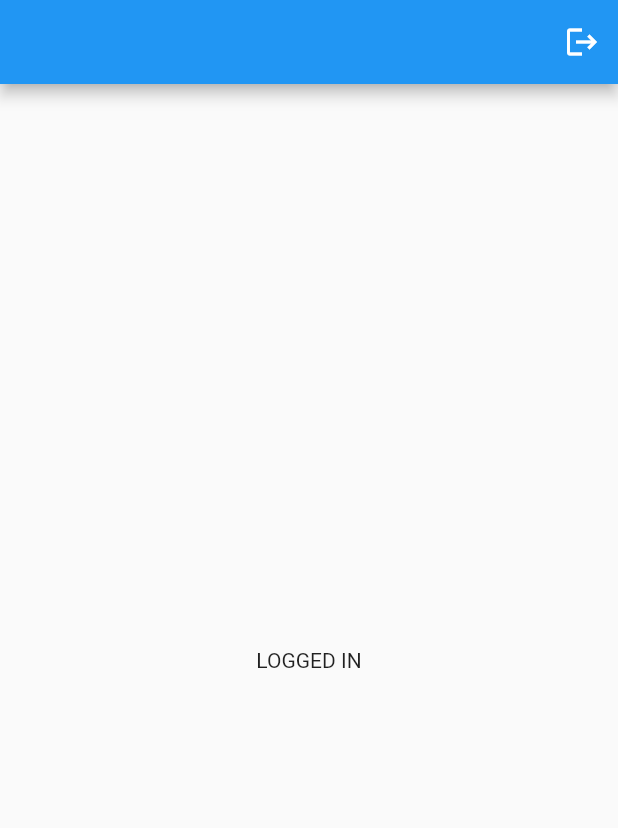
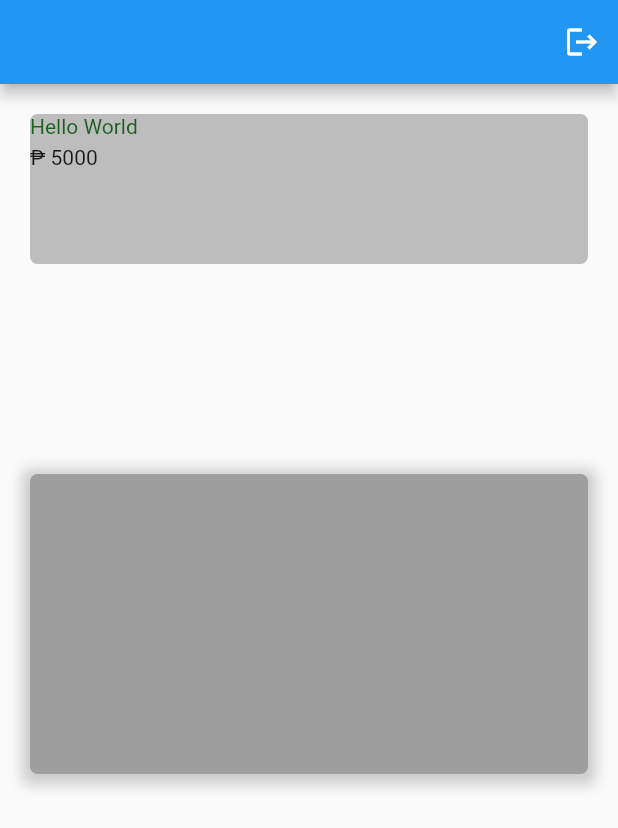
Before and after one commit to andreimiranda0121/CSE20, a Flutter app: the screen it shows once a user with an empty profile is signed in, after a tap on the "logout" icon, on a phone screen of 412 x 824 dp. Shown: the top 828 px of the screen. Run offline on Flutter 3.47's test engine with Material 2 defaults, Android fonts, the light colour scheme and no system bars; our stand-ins replace firebase_auth, firebase_core, google_sign_in; accounts and stored records are empty; network calls fail.

Commit message:
third commit

```diff
--- a/lib/components/confirm_password.dart
+++ /dev/null
@@ -1,44 +0,0 @@
-import 'package:flutter/material.dart';
-
-class ConfirmPasswordText extends StatelessWidget {
-  final TextEditingController controller;
-  final String hintText;
-  final bool autoCorrect;
-  final bool suggestion;
-  final bool obscureText;
-
-  const ConfirmPasswordText({
-    super.key,
-    required this.controller,
-    required this.hintText,
-    required this.obscureText,
-    required this.autoCorrect,
-    required this.suggestion,
-  });
-
-  @override
-  Widget build(BuildContext context) {
-    return Padding(
-      padding: const EdgeInsets.symmetric(horizontal: 25.0),
-      child: TextField(
-        controller: controller,
-        obscureText: obscureText,
-        autocorrect: autoCorrect,
-        enableSuggestions: suggestion,
-        decoration: InputDecoration(
-          hintText: hintText,
-          enabledBorder: const OutlineInputBorder(
-            borderSide: BorderSide(
-              color: Colors.black,
-            ),
-          ),
-          focusedBorder: const OutlineInputBorder(
-            borderSide: BorderSide(color: Colors.black),
-          ),
-          fillColor: Colors.white,
-          filled: true,
-        ),
-      ),
-    );
-  }
-}
--- a/lib/pages/home_page.dart
+++ b/lib/pages/home_page.dart
@@ -1,10 +1,12 @@
 import 'package:firebase_auth/firebase_auth.dart';
 import 'package:flutter/material.dart';
+import 'package:untitled/services/auth_service.dart';
 
 class HomePage extends StatelessWidget {
   const HomePage({super.key});
 
   void signOut() {
+    AuthService().logout();
     FirebaseAuth.instance.signOut();
   }
 
@@ -14,7 +16,68 @@ class HomePage extends StatelessWidget {
       appBar: AppBar(
         actions: [IconButton(onPressed: signOut, icon: const Icon(Icons.logout))],
       ),
-      body: const Center(child: Text("LOGGED IN")),
+      body: Column(
+        children: [
+          Container(
+            margin: EdgeInsets.all(20),
+            height: 100,
+            width:double.infinity,
+            decoration: BoxDecoration(
+              color: Colors.grey.shade400,
+              borderRadius: BorderRadius.circular(5), //border corner radius
+              /*boxShadow:[
+                BoxShadow(
+                  color: Colors.grey.withOpacity(0.5), //color of shadow
+                  spreadRadius: 5, //spread radius
+                  blurRadius: 7, // blur radius
+                  offset: const Offset(0, 2), // changes position of shadow
+                  //first paramerter of offset is left-right
+                  //second parameter is top to down
+                )
+                //you can set more BoxShadow() here
+              ],*/
+            ),
+            child: Column(
+              crossAxisAlignment: CrossAxisAlignment.start,
+              children:  [
+                Text(
+                  "Hello World",
+                  style: TextStyle(
+                    color: Colors.green[900],
+                  ),
+                ),
+                const SizedBox(height: 5,),
+                const Text(
+                  "₱ 5000",
+                  textAlign: TextAlign.center,
+                ),
+              ],
+            ),
+          ),
+          const SizedBox(height: 100,),
+          Container(
+            alignment: Alignment.center,
+            margin: const EdgeInsets.all(20),
+            height: 200,
+            width:double.infinity,
+            decoration: BoxDecoration(
+              color: Colors.grey,
+              borderRadius: BorderRadius.circular(5), //border corner radius
+              boxShadow:[
+                BoxShadow(
+                  color: Colors.grey.withOpacity(0.5), //color of shadow
+                  spreadRadius: 5, //spread radius
+                  blurRadius: 7, // blur radius
+                  offset: const Offset(0, 2), // changes position of shadow
+                  //first paramerter of offset is left-right
+                  //second parameter is top to down
+                ),
+                //you can set more BoxShadow() here
+              ],
+            ),
+          ),
+        ],
+      ),
     );
   }
 }
--- a/lib/pages/login_page.dart
+++ b/lib/pages/login_page.dart
@@ -3,6 +3,7 @@ import 'package:flutter/material.dart';
 import 'package:untitled/components/email_textfield.dart';
 import 'package:untitled/components/password_textfield.dart';
 import 'package:untitled/components/sign_button.dart';
+import 'package:untitled/services/auth_service.dart';
 
 
 class LoginPage extends StatefulWidget {
@@ -193,7 +194,9 @@ class _LoginPageState extends State<LoginPage> {
               Row(
                 mainAxisAlignment: MainAxisAlignment.center,
                 children: [
-                  Container(
+                  GestureDetector(
+                    onTap: ()=>AuthService().signInWithGoogle(),
+                    child: Container(
                       padding: const EdgeInsets.all(20),
                       decoration: BoxDecoration(
                         border: Border.all(color: Colors.white),
@@ -203,6 +206,7 @@ class _LoginPageState extends State<LoginPage> {
                       child: Image.asset(
                         'lib/images/google-icon.png',
                         height: 40,
+                      ),
                     ),
                   )
                 ],
--- a/lib/pages/register.dart
+++ b/lib/pages/register.dart
@@ -1,6 +1,5 @@
 import 'package:firebase_auth/firebase_auth.dart';
 import 'package:flutter/material.dart';
-import 'package:untitled/components/confirm_password.dart';
 import 'package:untitled/components/email_textfield.dart';
 import 'package:untitled/components/password_textfield.dart';
 import 'package:untitled/components/sign_button.dart';
@@ -35,7 +34,7 @@ class _RegisterPageState extends State<RegisterPage> {
     super.dispose();
   }
 
-  void signIUp() async {
+  void signUp() async {
     //show loading circle
     showDialog(
         context: context,
@@ -46,10 +45,17 @@ class _RegisterPageState extends State<RegisterPage> {
         });
     //sign in
     try {
-      await FirebaseAuth.instance.signInWithEmailAndPassword(
-          email: _email.text, password: _password.text);
+      if(_password.text == _confirmPassword.text){
+        await FirebaseAuth.instance.createUserWithEmailAndPassword(
+            email: _email.text, password: _password.text);
+        Navigator.pop(context);
+      }else{
+        wrongPassword();
+        Navigator.pop(context);
+      }
+
       // ignore: use_build_context_synchronously
-      Navigator.pop(context);
+
     } on FirebaseAuthException catch (e) {
       //wrong email
       Navigator.pop(context);
@@ -108,7 +114,7 @@ class _RegisterPageState extends State<RegisterPage> {
                 height: 50,
               ),
               const Text(
-                'Welcome back you\'ve been missed!',
+                'Let\'s create an account for you!',
                 style: TextStyle(
                   color: Colors.black,
                   fontSize: 16,
@@ -139,7 +145,8 @@ class _RegisterPageState extends State<RegisterPage> {
               const SizedBox(
                 height: 10,
               ),
-              ConfirmPasswordText(
+              PasswordText(
+
                 controller: _confirmPassword,
                 hintText: 'Confirm your password',
                 obscureText: true,
@@ -152,7 +159,7 @@ class _RegisterPageState extends State<RegisterPage> {
               ),
               SignUpButton(
                 text: 'Sign Up',
-                onTap: signIUp,
+                onTap: signUp,
               ),
               //google sigin
               const SizedBox(
--- /dev/null
+++ b/lib/services/auth_service.dart
@@ -0,0 +1,27 @@
+
+import 'package:firebase_auth/firebase_auth.dart';
+import 'package:flutter/cupertino.dart';
+import 'package:google_sign_in/google_sign_in.dart';
+
+class AuthService extends ChangeNotifier{
+  final googleSignIn = GoogleSignIn();
+  GoogleSignInAccount? _user;
+  GoogleSignInAccount get user => _user!;
+  Future signInWithGoogle() async{
+    final googleUser = await googleSignIn.signIn();
+    if(googleUser==null) return;
+    _user = googleUser;
+
+    final googleAuth = await googleUser.authentication;
+    final credential = GoogleAuthProvider.credential(
+      accessToken: googleAuth.accessToken,
+      idToken: googleAuth.idToken,
+    );
+
+    await FirebaseAuth.instance.signInWithCredential(credential);
+    notifyListeners();
+  }
+  Future logout() async{
+    await googleSignIn.disconnect();
+  }
+}
--- a/pubspec.yaml
+++ b/pubspec.yaml
@@ -37,6 +37,7 @@ dependencies:
   # Use with the CupertinoIcons class for iOS style icons.
   cupertino_icons: ^1.0.2
   firebase_auth: ^4.2.4
+  google_sign_in: ^5.4.2
 
 dev_dependencies:
   flutter_test:
```
Also changed, not shown: pubspec.lock, 2 other files. Lines whose indentation alone changed are shown as unchanged.
